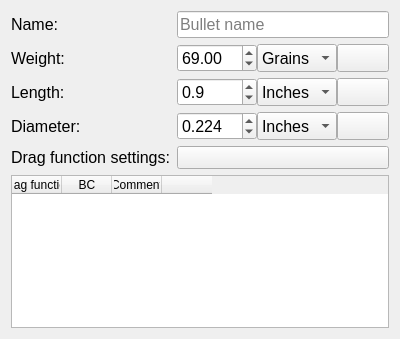
Above: ui_templates/catalog_bullet.ui from o-murphy/archer_ballistics_constructor before the change. Below: the same form after it.
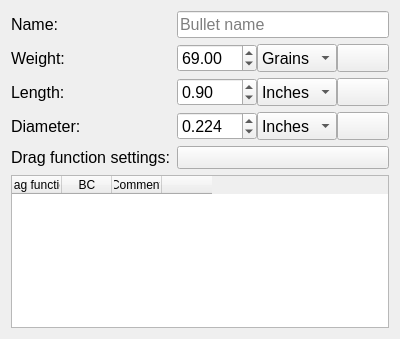
That is the form after the change. Icons and pictures are not drawn.

Patch:
```diff
--- a/ui_templates/catalog_bullet.ui
+++ b/ui_templates/catalog_bullet.ui
@@ -290,7 +290,7 @@
          </font>
         </property>
         <property name="decimals">
-         <number>1</number>
+         <number>2</number>
         </property>
         <property name="singleStep">
          <double>0.100000000000000</double>
```
Left out of the diff: 2 changed lines with no effect on the pictures.
